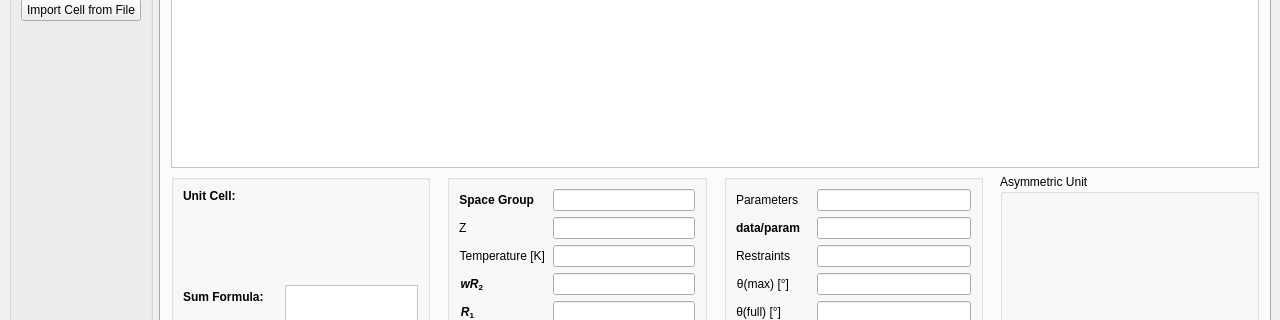
Above: gui/strf_main.ui from dkratzert/StructureFinder before the change; both pictures show x 0 to 1280 and y 309 to 629 of the 1280 by 950 pixel window. Below: the same form after it.
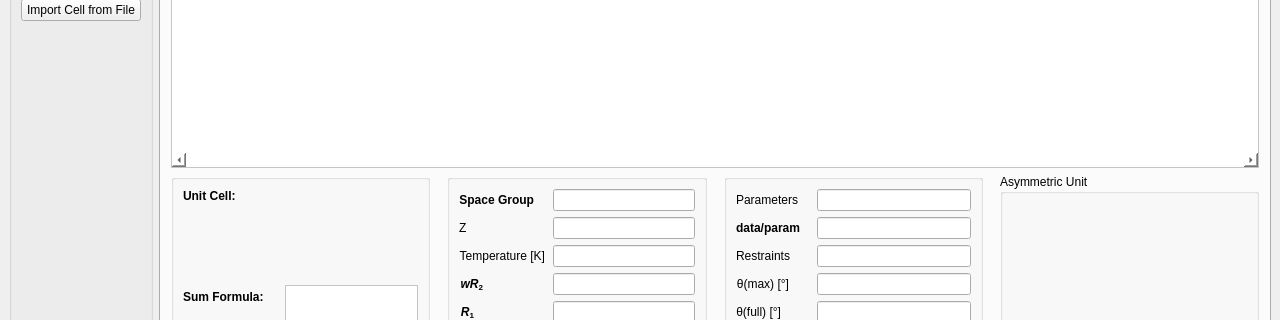
That is the form after the change. Custom widgets are drawn as their Qt base class.

The edit to the form file:
```diff
--- a/gui/strf_main.ui
+++ b/gui/strf_main.ui
@@ -1186,7 +1186,7 @@
                <enum>Qt::ScrollBarAsNeeded</enum>
               </property>
               <property name="horizontalScrollBarPolicy">
-               <enum>Qt::ScrollBarAsNeeded</enum>
+               <enum>Qt::ScrollBarAlwaysOn</enum>
               </property>
               <property name="sizeAdjustPolicy">
                <enum>QAbstractScrollArea::AdjustIgnored</enum>
@@ -1225,11 +1225,11 @@
                <bool>true</bool>
               </attribute>
               <attribute name="horizontalHeaderMinimumSectionSize">
-               <number>100</number>
-              </attribute>
-              <attribute name="horizontalHeaderDefaultSectionSize">
                <number>150</number>
               </attribute>
+              <attribute name="horizontalHeaderDefaultSectionSize">
+               <number>250</number>
+              </attribute>
               <attribute name="horizontalHeaderStretchLastSection">
                <bool>true</bool>
               </attribute>
```
